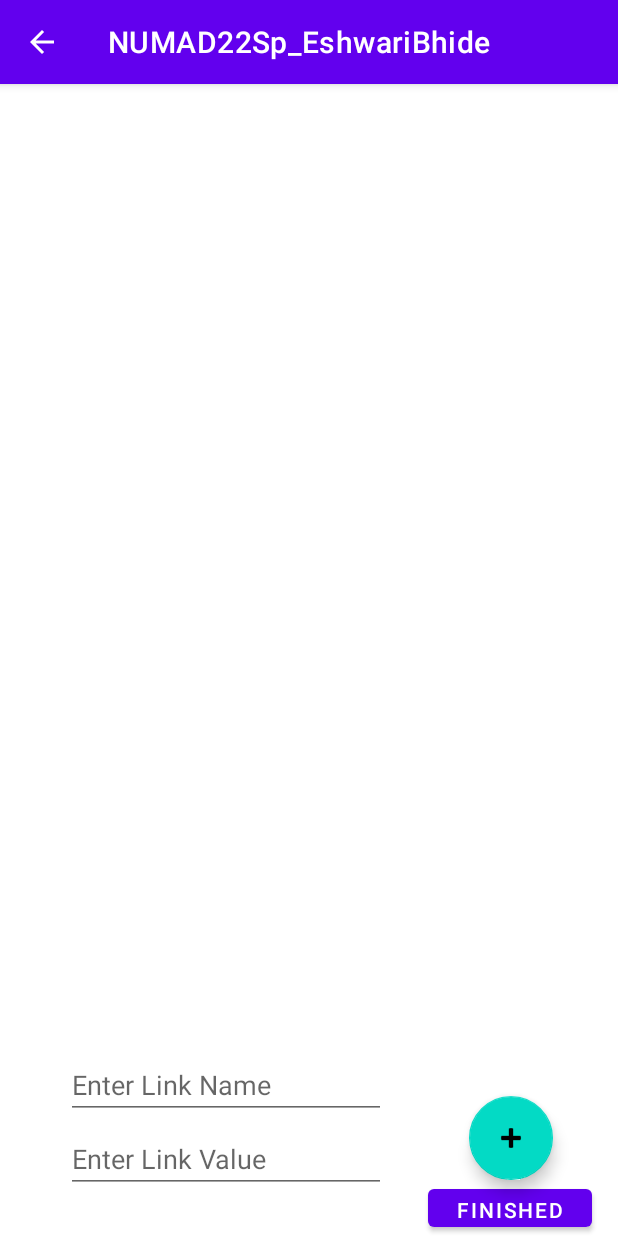
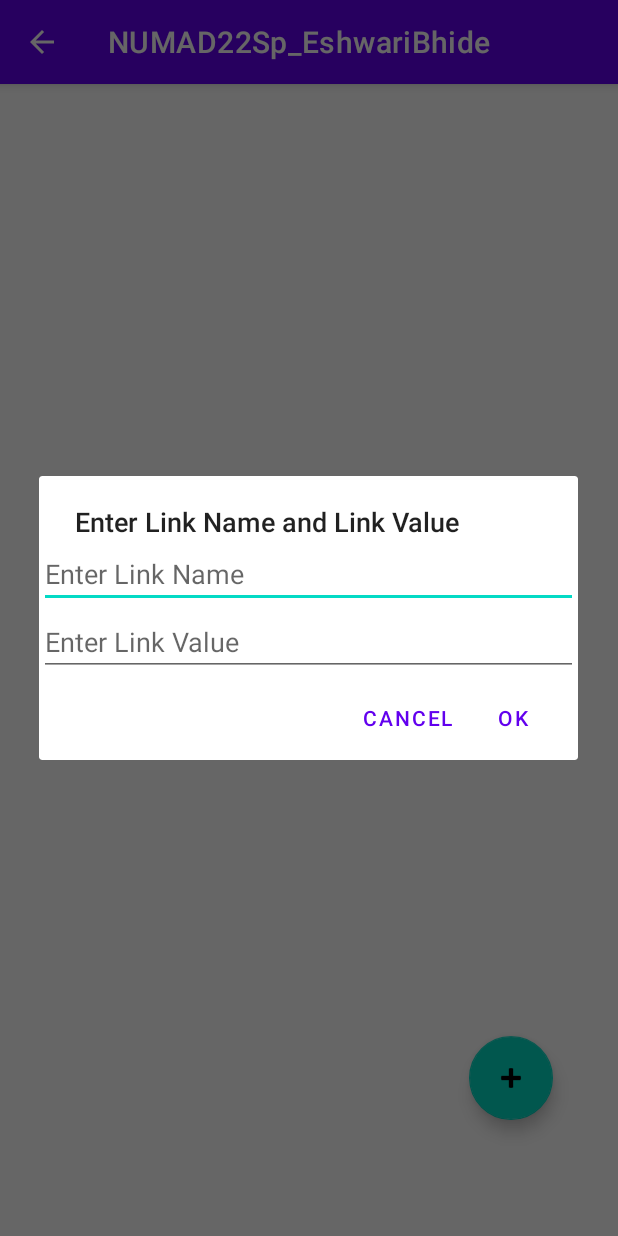
Before and after one commit to eshwaribhide/NUMAD22Sp_EshwariBhide, an Android app: the LinkCollectorActivity screen opened directly, with no data from a screen before it, after a tap on an icon or button, on a phone screen of 412 x 824 dp. Run offline under Robolectric (Android 15) with nearby library versions, the phone set to English and light mode, and no system bars.

Commit message:
Added dialog and handled duplicates

```diff
--- a/app/src/main/java/edu/neu/madcourse/numad22sp_eshwaribhide/LinkCollectorActivity.java
+++ b/app/src/main/java/edu/neu/madcourse/numad22sp_eshwaribhide/LinkCollectorActivity.java
@@ -1,6 +1,7 @@
 package edu.neu.madcourse.numad22sp_eshwaribhide;
 
 import androidx.annotation.NonNull;
+import androidx.appcompat.app.AlertDialog;
 import androidx.appcompat.app.AppCompatActivity;
 import androidx.recyclerview.widget.ItemTouchHelper;
 import androidx.recyclerview.widget.LinearLayoutManager;
@@ -10,22 +11,23 @@ import android.content.Context;
 import android.content.Intent;
 import android.net.Uri;
 import android.os.Bundle;
+import android.util.Patterns;
 import android.view.View;
-import android.webkit.URLUtil;
 import android.widget.EditText;
+import android.widget.LinearLayout;
 import android.widget.Toast;
 
 import com.google.android.material.snackbar.BaseTransientBottomBar;
 import com.google.android.material.snackbar.Snackbar;
 
-import java.io.IOException;
-import java.net.HttpURLConnection;
-import java.net.URL;
-import java.net.URLConnection;
 import java.util.ArrayList;
+import java.util.concurrent.atomic.AtomicBoolean;
+import java.util.concurrent.atomic.AtomicReference;
 
 public class LinkCollectorActivity extends AppCompatActivity {
     private ArrayList<ListItem> collectedLinks = new ArrayList<>();
+    private ArrayList<String> linkNames = new ArrayList<>();
+    private ArrayList<String> linkValues = new ArrayList<>();
 
     private RecyclerView recyclerView;
     private RecyclerViewAdapter recyclerViewAdapter;
@@ -90,11 +92,6 @@ public class LinkCollectorActivity extends AppCompatActivity {
             }
         });
         itemTouchHelper.attachToRecyclerView(recyclerView);
-
-        EditText editLinkName = (EditText) findViewById(R.id.editTextLinkName);
-        EditText editLinkValue = (EditText) findViewById(R.id.editTextLinkValue);
-        editLinkName.setEnabled(false);
-        editLinkValue.setEnabled(false);
     }
 
     @Override
@@ -168,51 +165,90 @@ public class LinkCollectorActivity extends AppCompatActivity {
     }
 
     public void floatingActionButtonOnClick(View view) {
-        EditText editLinkName = (EditText) findViewById(R.id.editTextLinkName);
-        EditText editLinkValue = (EditText) findViewById(R.id.editTextLinkValue);
-        editLinkName.setEnabled(true);
-        editLinkValue.setEnabled(true);
+        AlertDialog.Builder alertDialogBuilder = new AlertDialog.Builder(this);
+        alertDialogBuilder.setTitle("Enter Link Name and Link Value");
+        LinearLayout layout = new LinearLayout(this);
+        layout.setOrientation(LinearLayout.VERTICAL);
+
+        final EditText editLinkName = new EditText(this);
+        editLinkName.setHint("Enter Link Name");
+        layout.addView(editLinkName);
+
+        final EditText editLinkValue = new EditText(this);
+        editLinkValue.setHint("Enter Link Value");
+        layout.addView(editLinkValue);
+
+        alertDialogBuilder.setView(layout);
+
+        alertDialogBuilder.setPositiveButton("OK", (dialog, whichButton) -> {
+            boolean success = true;
+            String snackbarMessage = "Link Added Successfully";
+            String urlValue = editLinkValue.getText().toString();
+            String httpUrlValue = urlValue;
+
+            // Successfully added only if user inputted a valid URL, and does not have the same
+            // name or value for the link (X.com is equivalent to http://X.com, http://www.X.com,
+            // https://X.com, https://www.X.com, and www.X.com)
+            if (Patterns.WEB_URL.matcher(urlValue).matches()) {
+
+                if (!(httpUrlValue.startsWith("http://")) && !(httpUrlValue.startsWith("https://"))) {
+                    httpUrlValue = generateHTTPURLValue(httpUrlValue, urlValue);
+                }
+
+                if (linkNames.contains(editLinkName.getText().toString())) {
+                    success = false;
+                    snackbarMessage = "Link Name Already Exists";
+                }
+                else {
+                    String strippedHTTPURL = stripHTTPURL(httpUrlValue);
+
+                    for (String linkVal : linkValues) {
+                        String strippedLinkVal= stripHTTPURL(linkVal);
+                        if (strippedLinkVal.contains(strippedHTTPURL) || strippedHTTPURL.contains(strippedLinkVal)) {
+                            success = false;
+                            snackbarMessage = "Link Value Already Exists";
+                            break;
+                        }
+                    }
+                }
+            }
+            else {
+                success = false;
+            }
+
+            if (success) {
+                linkNames.add(editLinkName.getText().toString());
+                linkValues.add(httpUrlValue);
+                addItem(editLinkName.getText().toString(), urlValue, httpUrlValue);
+            }
+            Snackbar snackbar = Snackbar.make(view, snackbarMessage, BaseTransientBottomBar.LENGTH_LONG);
+            snackbar.show();
+
+        });
+
+        alertDialogBuilder.setNegativeButton("Cancel", (dialog, whichButton) -> {
+        });
+
+        AlertDialog alertDialog = alertDialogBuilder.create();
+
+        alertDialog.show();
     }
 
-    public void finishedButtonOnClick(View view) throws IOException {
-        EditText editLinkName = (EditText) findViewById(R.id.editTextLinkName);
-        EditText editLinkValue = (EditText) findViewById(R.id.editTextLinkValue);
+    String generateHTTPURLValue(String httpUrlValue, String urlValue) {
+            if (httpUrlValue.startsWith("www.")) {
+                return "http://" + urlValue;
+            } else {
+                return "http://www." + urlValue;
+            }
+    }
 
-        String urlValue = editLinkValue.getText().toString();
-
-        String httpUrlValue = urlValue;
-
-        if (!(httpUrlValue.startsWith("http://")) || (httpUrlValue.startsWith("https://"))) {
-            if (httpUrlValue.startsWith("www.")) {
-                httpUrlValue = "http://" + urlValue;
-            }
-            else {
-                httpUrlValue = "http://www." + urlValue;
-            }
-
+    String stripHTTPURL(String urlToStrip) {
+        if (urlToStrip.startsWith("http://")) {
+            return urlToStrip.replaceFirst("^http://", "");
         }
-
-        addItem(editLinkName.getText().toString(),  urlValue,  httpUrlValue);
-
-        Snackbar sb = Snackbar.make(view, "Link Created Successfully", BaseTransientBottomBar.LENGTH_LONG);
-
-        sb.show();
-
-        editLinkName.getText().clear();
-        editLinkValue.getText().clear();
-
-        editLinkName.setHint("Enter Link Name");
-        editLinkValue.setHint("Enter Link Value");
-
-        editLinkName.setEnabled(false);
-        editLinkValue.setEnabled(false);
-
-
-
+        else {
+            return urlToStrip.replaceFirst("^https://", "");
+        }
+    }
 
     }
-
-
-
-
-    }
--- a/app/src/main/res/layout/activity_link_collector.xml
+++ b/app/src/main/res/layout/activity_link_collector.xml
@@ -23,54 +23,11 @@
         android:layout_height="wrap_content"
         android:clickable="true"
         android:onClick="floatingActionButtonOnClick"
-        app:layout_constraintBottom_toTopOf="@+id/button4"
         app:layout_constraintEnd_toEndOf="parent"
         app:layout_constraintHorizontal_bias="0.878"
         app:layout_constraintStart_toStartOf="parent"
         app:layout_constraintTop_toBottomOf="@+id/recyclerView"
-        app:layout_constraintVertical_bias="1.0"
         app:srcCompat="@android:drawable/ic_input_add" />
-
-    <EditText
-        android:id="@+id/editTextLinkName"
-        android:layout_width="wrap_content"
-        android:layout_height="wrap_content"
-        android:layout_marginStart="16dp"
-        android:ems="10"
-        android:hint="@string/enter_link_name"
-        android:inputType="none"
-        app:layout_constraintBottom_toBottomOf="parent"
-        app:layout_constraintEnd_toStartOf="@+id/button4"
-        app:layout_constraintHorizontal_bias="0.5"
-        app:layout_constraintStart_toStartOf="parent"
-        app:layout_constraintTop_toTopOf="parent"
-        app:layout_constraintVertical_bias="0.892" />
-
-    <EditText
-        android:id="@+id/editTextLinkValue"
-        android:layout_width="wrap_content"
-        android:layout_height="wrap_content"
-        android:layout_marginStart="16dp"
-        android:ems="10"
-        android:hint="@string/enter_link_value"
-        android:inputType="none"
-        app:layout_constraintBottom_toBottomOf="parent"
-        app:layout_constraintEnd_toStartOf="@+id/button4"
-        app:layout_constraintHorizontal_bias="0.5"
-        app:layout_constraintStart_toStartOf="parent"
-        app:layout_constraintTop_toTopOf="parent"
-        app:layout_constraintVertical_bias="0.96" />
-
-    <Button
-        android:id="@+id/button4"
-        android:layout_width="109dp"
-        android:layout_height="37dp"
-        android:onClick="finishedButtonOnClick"
-        android:text="@string/finished"
-        app:layout_constraintBottom_toBottomOf="parent"
-        app:layout_constraintEnd_toEndOf="parent"
-        app:layout_constraintHorizontal_bias="0.943"
-        app:layout_constraintStart_toStartOf="parent" />
 
 
 </androidx.constraintlayout.widget.ConstraintLayout>
```
